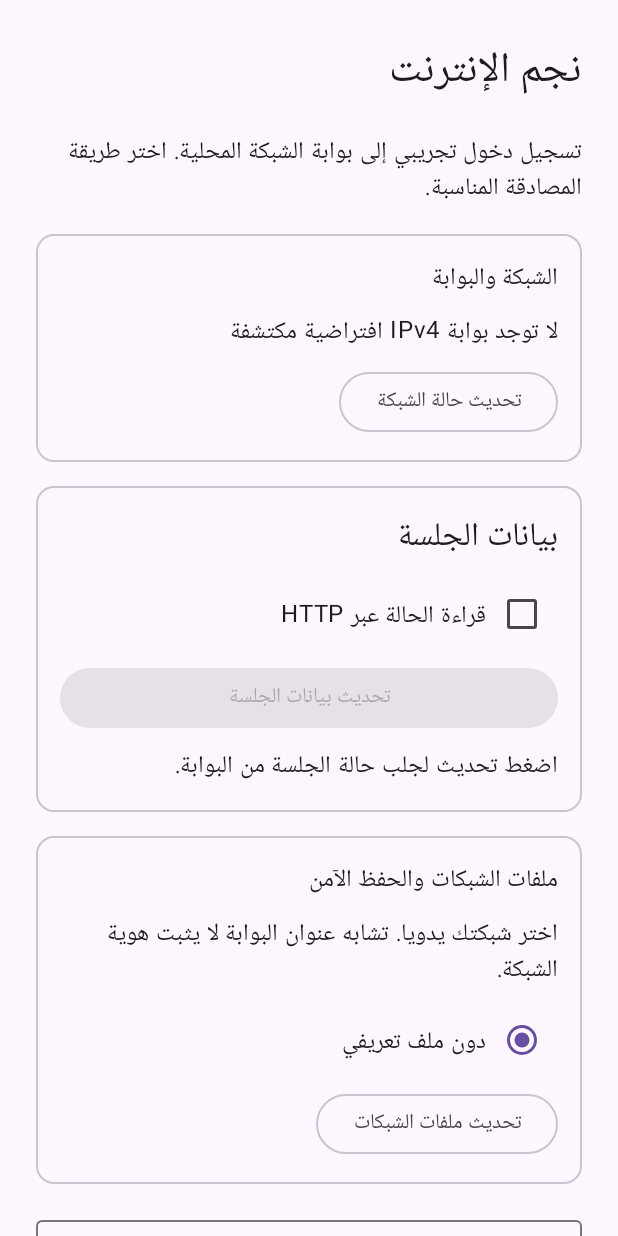
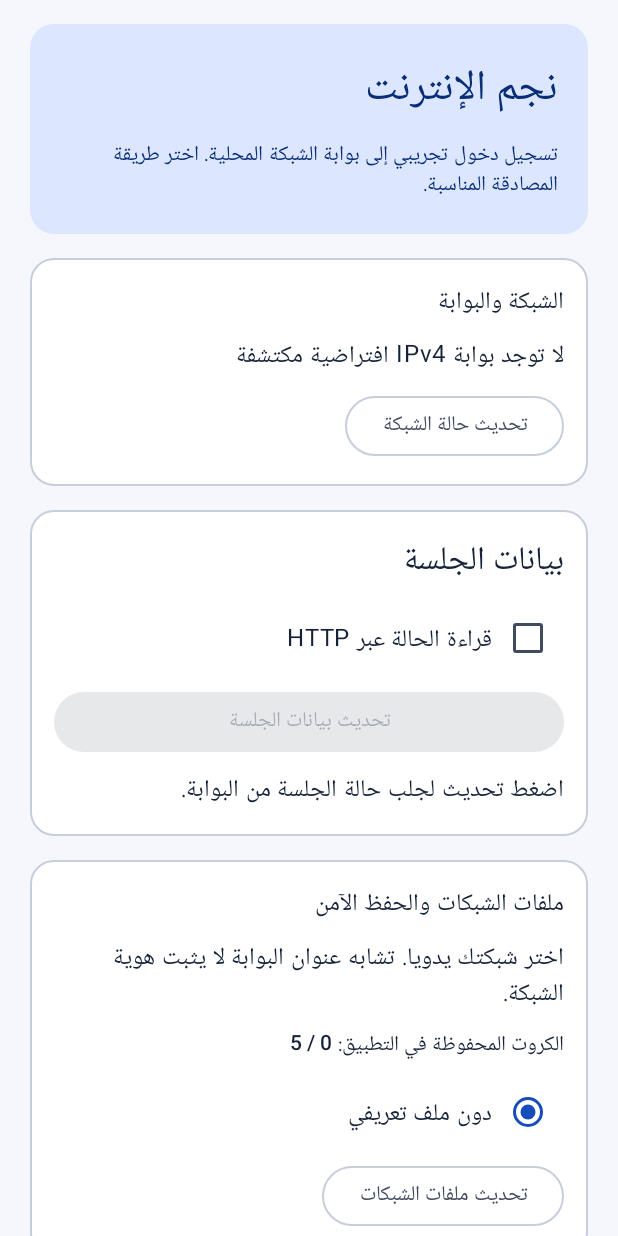
Before and after one commit to salehbinamrat/Najim-Android, an Android app built with Jetpack Compose: the screen it shows after launch (MainActivity), after a tap on "تحديث حالة الشبكة", on a phone screen of 412 x 824 dp. Run offline under Robolectric (Android 15) with nearby library versions, the phone set to English and light mode, and no system bars; libraries missing offline, so code that uses them is left out: androidx.camera.core, androidx.camera.lifecycle, androidx.camera.view, com.google.mlkit.vision.

Commit message:
Phase 08A: verified theme and voucher capacity

```diff
--- a/app/src/main/java/com/najim/android/MainActivity.kt
+++ b/app/src/main/java/com/najim/android/MainActivity.kt
@@ -10,10 +10,6 @@ import com.najim.android.ocr.GalleryState
 import androidx.activity.ComponentActivity
 import androidx.activity.compose.setContent
 import androidx.activity.enableEdgeToEdge
-import androidx.compose.foundation.isSystemInDarkTheme
-import androidx.compose.material3.MaterialTheme
-import androidx.compose.material3.darkColorScheme
-import androidx.compose.material3.lightColorScheme
 import androidx.compose.runtime.CompositionLocalProvider
 import androidx.compose.runtime.key
 import androidx.compose.runtime.mutableStateOf
@@ -27,6 +23,7 @@ import com.najim.android.auth.SessionViewState
 import com.najim.android.network.DiscoveryState
 import com.najim.android.network.WifiDiscovery
 import com.najim.android.ui.FoundationScreen
+import com.najim.android.ui.NajimTheme
 import com.najim.android.storage.AndroidVault
 import com.najim.android.storage.ProfileController
 import com.najim.android.storage.ProfileState
@@ -75,7 +72,7 @@ class MainActivity : ComponentActivity() {
         }
         enableEdgeToEdge()
         setContent {
-            MaterialTheme(colorScheme = if (isSystemInDarkTheme()) darkColorScheme() else lightColorScheme()) {
+            NajimTheme {
                 CompositionLocalProvider(LocalLayoutDirection provides LayoutDirection.Rtl) {
                     key(inputGeneration.value) {
                         FoundationScreen(discoveryState.value, discovery::refresh, attemptState.value,
--- a/app/src/main/java/com/najim/android/storage/NetworkProfile.kt
+++ b/app/src/main/java/com/najim/android/storage/NetworkProfile.kt
@@ -19,7 +19,7 @@ internal class VaultDocument(
     val profiles: List<NetworkProfile> = emptyList()
 ) {
     init {
-        require(records.size <= VaultLimits.MAX_RECORDS)
+        require(records.size <= VaultLimits.MAX_LEGACY_RECORDS)
         require(profiles.size <= MAX_PROFILES)
         require(records.map { it.id }.distinct().size == records.size)
         require(profiles.map { it.id }.distinct().size == profiles.size)
--- a/app/src/main/java/com/najim/android/storage/ProfileController.kt
+++ b/app/src/main/java/com/najim/android/storage/ProfileController.kt
@@ -13,7 +13,8 @@ internal class ProfileState(
     val ready: Boolean = false,
     val busy: Boolean = false,
     val notice: ProfileNotice = ProfileNotice.NONE,
-    val cards: List<SavedVoucher> = emptyList()
+    val cards: List<SavedVoucher> = emptyList(),
+    val totalRecords: Int = cards.size
 ) {
     override fun toString() = "ProfileState(redacted)"
 }
@@ -39,7 +40,7 @@ internal class ProfileController(
         if (disposed || busy || !state.ready || network !is DiscoveryState.Ready) return false
         val profile = try { NetworkProfile(UUID.randomUUID(), name.trim(), network.gateway) }
         catch (_: IllegalArgumentException) {
-            set(ProfileState(state.profiles, true, notice = ProfileNotice.INVALID, cards = state.cards))
+            set(ProfileState(state.profiles, true, notice = ProfileNotice.INVALID, cards = state.cards, totalRecords = state.totalRecords))
             return false
         }
         return launch {
@@ -79,7 +80,7 @@ internal class ProfileController(
                 else -> ProfileNotice.LOADED
             }
             if (message == ProfileNotice.LOADED) ProfileState(catalog.profiles, true,
-                notice = message, cards = catalog.cards)
+                notice = message, cards = catalog.cards, totalRecords = catalog.totalRecords)
             else readCatalog(message)
         }
     }
@@ -102,7 +103,7 @@ internal class ProfileController(
     }
 
     private fun readCatalog(notice: ProfileNotice): ProfileState = when (val result = vault.catalog()) {
-        is VaultResult.Ok -> ProfileState(result.value.profiles, true, notice = notice, cards = result.value.cards)
+        is VaultResult.Ok -> ProfileState(result.value.profiles, true, notice = notice, cards = result.value.cards, totalRecords = result.value.totalRecords)
         else -> ProfileState(notice = ProfileNotice.UNAVAILABLE)
     }
 
@@ -110,7 +111,7 @@ internal class ProfileController(
         if (disposed || busy) return false
         val operation = AtomicBoolean(false)
         token = operation
-        set(ProfileState(state.profiles, state.ready, busy = true, cards = state.cards))
+        set(ProfileState(state.profiles, state.ready, busy = true, cards = state.cards, totalRecords = state.totalRecords))
         try {
             worker.execute {
                 val next = if (operation.get()) null else try { work() }
--- a/app/src/main/java/com/najim/android/storage/SavedVoucher.kt
+++ b/app/src/main/java/com/najim/android/storage/SavedVoucher.kt
@@ -17,6 +17,6 @@ internal class SavedVoucher(
     }
 }
 
-internal class VaultCatalog(val profiles: List<NetworkProfile>, val cards: List<SavedVoucher>) {
+internal class VaultCatalog(val profiles: List<NetworkProfile>, val cards: List<SavedVoucher>, val totalRecords: Int) {
     override fun toString() = "VaultCatalog(redacted)"
 }
--- a/app/src/main/java/com/najim/android/storage/VaultCodec.kt
+++ b/app/src/main/java/com/najim/android/storage/VaultCodec.kt
@@ -53,7 +53,7 @@ internal object VaultCodec {
                 List(count) { NetworkProfile(UUID.fromString(input.readUTF()), input.readUTF(), input.readUTF()) }
             } else emptyList()
             val size = input.readInt()
-            require(size in 0..VaultLimits.MAX_RECORDS)
+            require(size in 0..VaultLimits.MAX_LEGACY_RECORDS)
             val records = List(size) {
                 val id = UUID.fromString(input.readUTF())
                 val profile = UUID.fromString(input.readUTF())
--- a/app/src/main/java/com/najim/android/storage/VaultRecord.kt
+++ b/app/src/main/java/com/najim/android/storage/VaultRecord.kt
@@ -24,7 +24,9 @@ internal class VaultRecord(
 }
 
 internal object VaultLimits {
-    const val MAX_RECORDS = 20
+    const val MAX_RECORDS = 5
+    // Read existing files without discarding cards saved by pre-limit builds.
+    const val MAX_LEGACY_RECORDS = 20
     const val MAX_PLAINTEXT = 64 * 1024
     const val MAX_ENVELOPE = MAX_PLAINTEXT + 64
 }
--- a/app/src/main/java/com/najim/android/storage/VoucherVault.kt
+++ b/app/src/main/java/com/najim/android/storage/VoucherVault.kt
@@ -37,7 +37,7 @@ internal class VoucherVault(private val backend: VaultBackend, private val keys:
             val document = load()
             val ids = document.profiles.map { it.id }.toSet()
             VaultResult.Ok(VaultCatalog(document.profiles,
-                document.records.filter { it.profileId in ids }.map(SavedVoucher::from)))
+                document.records.filter { it.profileId in ids }.map(SavedVoucher::from), document.records.size))
         }
     }
 
@@ -95,7 +95,8 @@ internal class VoucherVault(private val backend: VaultBackend, private val keys:
         val existing = old.records.firstOrNull { it.id == record.id }
         require(existing == null || existing.profileId == record.profileId)
         val next = old.records.filterNot { it.id == record.id } + record
-        if (next.size > VaultLimits.MAX_RECORDS) return VaultResult.Full
+        // A pre-limit vault can be read and reduced explicitly. Never evict on update.
+        if (existing == null && next.size > VaultLimits.MAX_RECORDS) return VaultResult.Full
         persist(VaultDocument(next, old.profiles))
         return VaultResult.Ok(Unit)
     }
--- a/app/src/main/java/com/najim/android/ui/FoundationScreen.kt
+++ b/app/src/main/java/com/najim/android/ui/FoundationScreen.kt
@@ -8,6 +8,7 @@ import androidx.compose.foundation.text.KeyboardOptions
 import androidx.compose.material3.*
 import androidx.compose.runtime.*
 import androidx.compose.ui.Modifier
+import androidx.compose.ui.Alignment
 import androidx.compose.ui.res.stringResource
 import androidx.compose.ui.text.input.KeyboardType
 import androidx.compose.ui.text.input.PasswordVisualTransformation
@@ -59,10 +60,12 @@ internal fun FoundationScreen(
     val validPassword = !usePassword || (password.length <= 128 && password.none { it.isISOControl() } &&
         (protocol != LoginProtocol.HTTP_CHAP || password.all { it.code <= 127 }))
     Scaffold { insets ->
-        Column(Modifier.fillMaxSize().padding(insets).imePadding().verticalScroll(rememberScrollState()).padding(24.dp),
+        BoxWithConstraints(Modifier.fillMaxSize().padding(insets).imePadding(), contentAlignment = Alignment.TopCenter) {
+        val horizontalPadding = if (maxWidth < 360.dp) 12.dp else 20.dp
+        Column(Modifier.widthIn(max = 600.dp).fillMaxWidth().verticalScroll(rememberScrollState())
+            .padding(horizontal = horizontalPadding, vertical = 16.dp),
             verticalArrangement = Arrangement.spacedBy(16.dp)) {
-            Text(stringResource(R.string.app_name), style = MaterialTheme.typography.headlineMedium)
-            Text(stringResource(R.string.foundation_notice))
+            NajimHeader()
             NetworkCard(network, refreshNetwork)
             SessionCard(network, sessionState, enabled = !loginBusy && !galleryActive,
                 refresh = refreshSession, clear = clearSession, logout = logoutSession)
@@ -217,6 +220,7 @@ internal fun FoundationScreen(
             }
             if (message != null) Text(stringResource(message))
         }
+        }
     }
 }
 
--- /dev/null
+++ b/app/src/main/java/com/najim/android/ui/NajimHeader.kt
@@ -0,0 +1,24 @@
+package com.najim.android.ui
+
+import androidx.compose.foundation.layout.*
+import androidx.compose.material3.*
+import androidx.compose.runtime.Composable
+import androidx.compose.ui.Modifier
+import androidx.compose.ui.res.stringResource
+import androidx.compose.ui.unit.dp
+import com.najim.android.R
+
+/** Shared visual identity. No network status inferred by the header. */
+@Composable
+internal fun NajimHeader() {
+    Card(
+        modifier = Modifier.fillMaxWidth(),
+        colors = CardDefaults.cardColors(containerColor = MaterialTheme.colorScheme.primaryContainer,
+            contentColor = MaterialTheme.colorScheme.onPrimaryContainer)
+    ) {
+        Column(Modifier.padding(20.dp), verticalArrangement = Arrangement.spacedBy(8.dp)) {
+            Text(stringResource(R.string.app_name), style = MaterialTheme.typography.headlineMedium)
+            Text(stringResource(R.string.foundation_notice), style = MaterialTheme.typography.bodyMedium)
+        }
+    }
+}
--- /dev/null
+++ b/app/src/main/java/com/najim/android/ui/NajimTheme.kt
@@ -0,0 +1,54 @@
+package com.najim.android.ui
+
+import androidx.compose.foundation.isSystemInDarkTheme
+import androidx.compose.foundation.shape.RoundedCornerShape
+import androidx.compose.material3.MaterialTheme
+import androidx.compose.material3.Shapes
+import androidx.compose.material3.darkColorScheme
+import androidx.compose.material3.lightColorScheme
+import androidx.compose.runtime.Composable
+import androidx.compose.ui.graphics.Color
+import androidx.compose.ui.unit.dp
+
+private val LightPalette = lightColorScheme(
+    primary = Color(0xFF174DBA), onPrimary = Color.White,
+    primaryContainer = Color(0xFFDCE7FF), onPrimaryContainer = Color(0xFF092D76),
+    secondary = Color(0xFF006B63), onSecondary = Color.White,
+    secondaryContainer = Color(0xFFC4F1E9), onSecondaryContainer = Color(0xFF003C37),
+    background = Color(0xFFF5F7FC), onBackground = Color(0xFF152238),
+    surface = Color(0xFFFFFFFF), onSurface = Color(0xFF152238),
+    surfaceVariant = Color(0xFFE6EBF4), onSurfaceVariant = Color(0xFF414B60),
+    outline = Color(0xFF707A8D), outlineVariant = Color(0xFFC6CEDC),
+    error = Color(0xFFB42318), onError = Color.White,
+    errorContainer = Color(0xFFFFDAD6), onErrorContainer = Color(0xFF410002)
+)
+
+private val DarkPalette = darkColorScheme(
+    primary = Color(0xFFA9C7FF), onPrimary = Color(0xFF082C70),
+    primaryContainer = Color(0xFF173F84), onPrimaryContainer = Color(0xFFDCE7FF),
+    secondary = Color(0xFF80D8CB), onSecondary = Color(0xFF00382F),
+    secondaryContainer = Color(0xFF005049), onSecondaryContainer = Color(0xFFB2F0E4),
+    background = Color(0xFF0C1525), onBackground = Color(0xFFE5ECFA),
+    surface = Color(0xFF131F33), onSurface = Color(0xFFE5ECFA),
+    surfaceVariant = Color(0xFF243249), onSurfaceVariant = Color(0xFFC5D0E2),
+    outline = Color(0xFF8B9BB4), outlineVariant = Color(0xFF40516C),
+    error = Color(0xFFFFB4AB), onError = Color(0xFF690005),
+    errorContainer = Color(0xFF93000A), onErrorContainer = Color(0xFFFFDAD6)
+)
+
+private val NajimShapes = Shapes(
+    extraSmall = RoundedCornerShape(6.dp),
+    small = RoundedCornerShape(10.dp),
+    medium = RoundedCornerShape(16.dp),
+    large = RoundedCornerShape(20.dp),
+    extraLarge = RoundedCornerShape(28.dp)
+)
+
+@Composable
+internal fun NajimTheme(content: @Composable () -> Unit) {
+    MaterialTheme(
+        colorScheme = if (isSystemInDarkTheme()) DarkPalette else LightPalette,
+        shapes = NajimShapes,
+        content = content
+    )
+}
--- a/app/src/main/java/com/najim/android/ui/ProfilePicker.kt
+++ b/app/src/main/java/com/najim/android/ui/ProfilePicker.kt
@@ -11,6 +11,7 @@ import com.najim.android.network.DiscoveryState
 import com.najim.android.storage.NetworkProfile
 import com.najim.android.storage.ProfileNotice
 import com.najim.android.storage.ProfileState
+import com.najim.android.storage.VaultLimits
 
 @Composable
 internal fun ProfilePicker(network: DiscoveryState, state: ProfileState, selected: NetworkProfile?,
@@ -25,6 +26,11 @@ internal fun ProfilePicker(network: DiscoveryState, state: ProfileState, selecte
             Text(stringResource(R.string.profile_identity_warning))
             if (state.busy) LinearProgressIndicator(Modifier.fillMaxWidth())
             if (state.ready) {
+                Text(stringResource(R.string.saved_capacity, state.totalRecords, VaultLimits.MAX_RECORDS),
+                    style = MaterialTheme.typography.labelLarge)
+                if (state.totalRecords >= VaultLimits.MAX_RECORDS) {
+                    Text(stringResource(R.string.saved_capacity_full), color = MaterialTheme.colorScheme.error)
+                }
                 Row {
                     RadioButton(selected = selected == null, enabled = enabled, onClick = { onSelect(null) })
                     Text(stringResource(R.string.profile_none), Modifier.padding(top = 12.dp))
--- a/app/src/main/res/values/strings.xml
+++ b/app/src/main/res/values/strings.xml
@@ -137,4 +137,6 @@
     <string name="saved_deleted">تم حذف الكرت من التخزين المحلي.</string>
     <string name="saved_loaded">تم تعبئة حقول الدخول. راجع الشبكة وطريقة المصادقة ثم سجل الدخول يدويا.</string>
     <string name="saved_not_found">لم يعد الكرت موجودا. تم تحديث القائمة.</string>
+    <string name="saved_capacity">الكروت المحفوظة في التطبيق: %1$d / %2$d</string>
+    <string name="saved_capacity_full">بلغت الحد الأقصى لحفظ الكروت. احذف كرتا محفوظا قبل إضافة كرت جديد. لن يحذف التطبيق أي كرت تلقائيا.</string>
 </resources>
```
Also changed, not shown: 3 other files.
